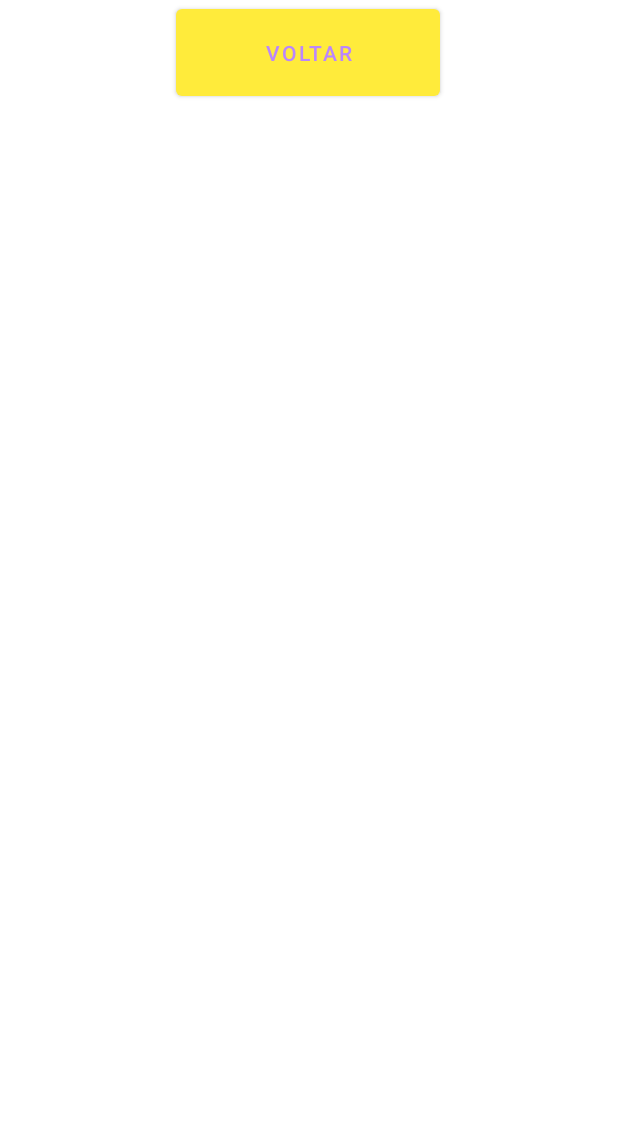
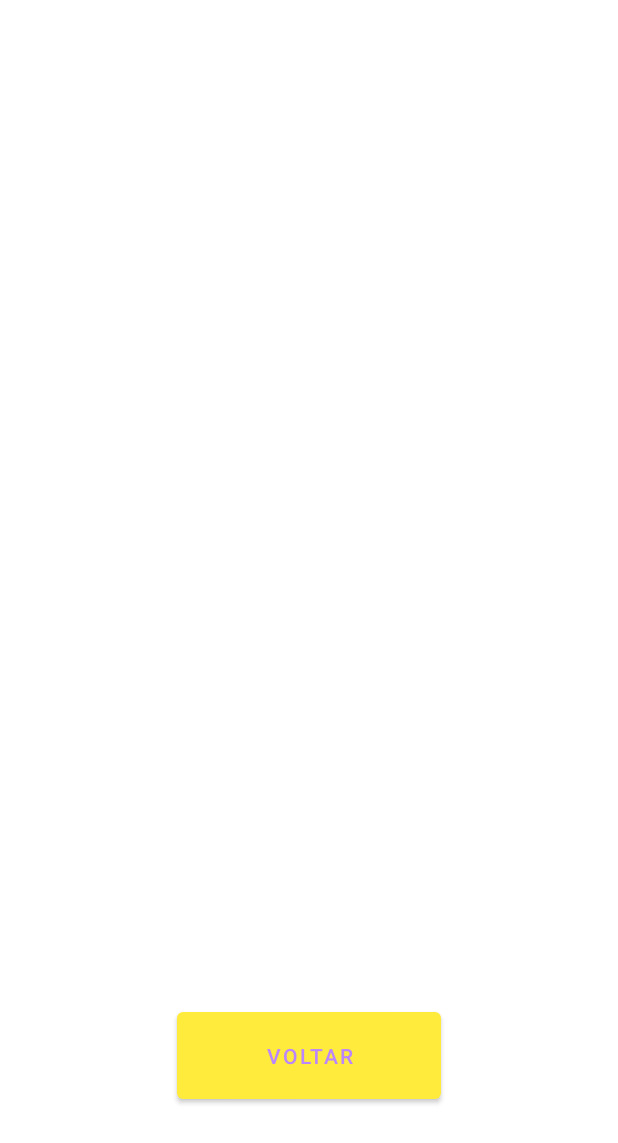
Before and after one commit to DavydeSouza/DEJTCC, an Android app: the Listagem screen opened directly, with no data from a screen before it, on a phone screen of 412 x 824 dp. Shown: the top 1143 px of the screen. Run offline under Robolectric (Android 15) with nearby library versions, the phone set to English and light mode, and no system bars; our stand-ins replace Firebase (no records; nobody signed in at launch, a user with empty details on screens opened directly).

Commit message:
8-ALEUIA

```diff
--- a/app/src/main/java/com/example/dejtcc/Activity/Listagem.java
+++ b/app/src/main/java/com/example/dejtcc/Activity/Listagem.java
@@ -1,6 +1,8 @@
 package com.example.dejtcc.Activity;
 
 import androidx.appcompat.app.AppCompatActivity;
+import androidx.recyclerview.widget.LinearLayoutManager;
+import androidx.recyclerview.widget.RecyclerView;
 
 import android.content.Intent;
 import android.os.Bundle;
@@ -9,15 +11,46 @@ import android.widget.Button;
 
 import com.example.dejtcc.MainActivity;
 import com.example.dejtcc.R;
+import com.google.android.gms.tasks.OnSuccessListener;
+import com.google.firebase.firestore.DocumentSnapshot;
+import com.google.firebase.firestore.FirebaseFirestore;
+import com.google.firebase.firestore.QuerySnapshot;
+
+import java.util.ArrayList;
+import java.util.List;
 
 public class Listagem extends AppCompatActivity {
 
     Button btBack;
+    RecyclerView recview;
+    ArrayList<Model> datalist;
+    FirebaseFirestore db;
+    myadapter adapter;
 
     @Override
     protected void onCreate(Bundle savedInstanceState) {
         super.onCreate(savedInstanceState);
         setContentView(R.layout.activity_listagem);
+        recview=(RecyclerView)findViewById(R.id.recview);
+        recview.setLayoutManager(new LinearLayoutManager(this));
+        datalist=new ArrayList<>();
+        adapter=new myadapter(datalist);
+        recview.setAdapter(adapter);
+
+        db=FirebaseFirestore.getInstance();
+        db.collection("produtos").get()
+                .addOnSuccessListener(new OnSuccessListener<QuerySnapshot>() {
+                    @Override
+                    public void onSuccess(QuerySnapshot queryDocumentSnapshots) {
+                        List<DocumentSnapshot> list=queryDocumentSnapshots.getDocuments();
+                        for(DocumentSnapshot d:list)
+                        {
+                            Model obj=d.toObject(Model.class);
+                            datalist.add(obj);
+                        }
+                        adapter.notifyDataSetChanged();
+                    }
+                });
         btBack = findViewById(R.id.btBack);
         btBack.setOnClickListener(new View.OnClickListener() {
             @Override
@@ -26,6 +59,5 @@ public class Listagem extends AppCompatActivity {
                 startActivity(i);
             }
         });
-
     }
 }
--- /dev/null
+++ b/app/src/main/java/com/example/dejtcc/Activity/myadapter.java
@@ -0,0 +1,55 @@
+package com.example.dejtcc.Activity;
+import android.view.LayoutInflater;
+import android.view.View;
+import android.view.ViewGroup;
+import android.widget.TextView;
+
+import androidx.annotation.NonNull;
+import androidx.recyclerview.widget.RecyclerView;
+
+import com.example.dejtcc.R;
+
+import java.util.ArrayList;
+
+public class myadapter extends RecyclerView.Adapter<myadapter.myviewholder>
+{
+    ArrayList<Model> datalist;
+
+    public myadapter(ArrayList<Model> datalist) {
+        this.datalist = datalist;
+    }
+
+    @NonNull
+    @Override
+    public myviewholder onCreateViewHolder(@NonNull ViewGroup parent, int viewType) {
+        View view=LayoutInflater.from(parent.getContext()).inflate(R.layout.singlerow,parent,false);
+        return new myviewholder(view);
+    }
+
+    @Override
+    public void onBindViewHolder(@NonNull myviewholder holder, int position) {
+        holder.t1.setText(datalist.get(position).getComida());
+        holder.t2.setText(datalist.get(position).getTipo());
+       // holder.t3.setText(datalist.get(position).getDescricao());
+       // holder.t4.setText(datalist.get(position).getPreco());
+       // holder.t5.setText(datalist.get(position).getEstoque());
+    }
+
+    @Override
+    public int getItemCount() {
+        return datalist.size();
+    }
+
+    class myviewholder extends RecyclerView.ViewHolder
+    {
+        TextView t1,t2;
+        public myviewholder(@NonNull View itemView) {
+            super(itemView);
+            t1=itemView.findViewById(R.id.t1);
+            t2=itemView.findViewById(R.id.t2);
+           // t3=itemView.findViewById(R.id.t3);
+           // t4=itemView.findViewById(R.id.t4);
+           // t5=itemView.findViewById(R.id.t5);
+        }
+    }
+}
--- a/app/src/main/res/layout/activity_listagem.xml
+++ b/app/src/main/res/layout/activity_listagem.xml
@@ -7,8 +7,9 @@
     tools:context=".Activity.Listagem">
 
     <androidx.recyclerview.widget.RecyclerView
-        android:layout_width="416dp"
-        android:layout_height="733dp"
+        android:id="@+id/recview"
+        android:layout_width="325dp"
+        android:layout_height="659dp"
         app:layout_constraintBottom_toBottomOf="parent"
         app:layout_constraintEnd_toEndOf="parent"
         app:layout_constraintHorizontal_bias="0.6"
@@ -20,9 +21,9 @@
         android:id="@+id/btBack"
         android:layout_width="176dp"
         android:layout_height="70dp"
+        android:layout_marginTop="8dp"
         android:text="Voltar"
         app:layout_constraintEnd_toEndOf="parent"
-        app:layout_constraintHorizontal_bias="0.497"
         app:layout_constraintStart_toStartOf="parent"
-        tools:layout_editor_absoluteY="624dp"></Button>
+        app:layout_constraintTop_toBottomOf="@+id/recview" />
 </androidx.constraintlayout.widget.ConstraintLayout>
```
Also changed, not shown: app/src/main/java/com/example/dejtcc/Activity/Model.java (added, +60 -0 lines), app/src/main/java/com/example/dejtcc/Fragments/HomeFragment.java (+4 -6 lines), app/src/main/res/layout/item_produto.xml (+32 -64 lines), app/src/main/res/layout/singlerow.xml (added, +71 -0 lines).
